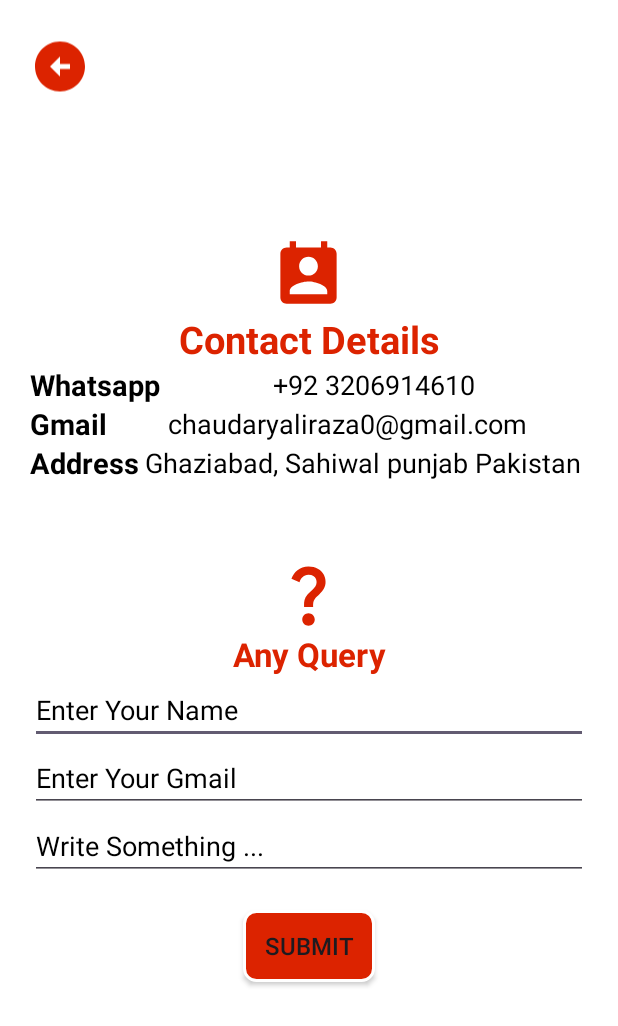
After one commit to whyyali/mobile_portfolio_app, an Android app: the ContactActivity screen opened directly, with no data from a screen before it, on a phone screen of 412 x 824 dp. The commit adds this screen. Shown: the top 1026 px of the screen. Run offline under Robolectric (Android 15) with nearby library versions, the phone set to English and light mode, and no system bars.

Commit message:
add more activities and design layout

```diff
--- /dev/null
+++ b/app/src/main/java/com/example/portfolioapp/ContactActivity.kt
@@ -0,0 +1,19 @@
+package com.example.portfolioapp
+
+import android.content.Intent
+import androidx.appcompat.app.AppCompatActivity
+import android.os.Bundle
+import android.widget.ImageView
+
+class ContactActivity : AppCompatActivity() {
+    override fun onCreate(savedInstanceState: Bundle?) {
+        super.onCreate(savedInstanceState)
+        setContentView(R.layout.activity_contact)
+
+        val backToHomeButton = findViewById<ImageView>(R.id.backButton);
+        backToHomeButton.setOnClickListener {
+            val intent = Intent(this, MainActivity::class.java);
+            startActivity(intent)
+        }
+    }
+}
--- a/app/src/main/res/drawable/background_btn.xml
+++ b/app/src/main/res/drawable/background_btn.xml
@@ -3,5 +3,4 @@
     <solid android:color="@color/red"></solid>
     <corners android:radius="8sp"></corners>
     <stroke android:color="@color/white" android:width="2sp"></stroke>
-    <padding android:right="10dp" android:left="10dp"></padding>
 </shape>
--- /dev/null
+++ b/app/src/main/res/drawable/baseline_arrow.xml
@@ -0,0 +1,5 @@
+<vector android:height="24dp" android:tint="#DC2300"
+    android:viewportHeight="24" android:viewportWidth="24"
+    android:width="24dp" xmlns:android="http://schemas.android.com/apk/res/android">
+    <path android:fillColor="@android:color/white" android:pathData="M2,12c0,5.52 4.48,10 10,10s10,-4.48 10,-10c0,-5.52 -4.48,-10 -10,-10C6.48,2 2,6.48 2,12zM12,11l4,0v2l-4,0l0,3l-4,-4l4,-4L12,11z"/>
+</vector>
--- /dev/null
+++ b/app/src/main/res/drawable/baseline_contact.xml
@@ -0,0 +1,5 @@
+<vector android:height="24dp" android:tint="#DC2300"
+    android:viewportHeight="24" android:viewportWidth="24"
+    android:width="24dp" xmlns:android="http://schemas.android.com/apk/res/android">
+    <path android:fillColor="@android:color/white" android:pathData="M19,3h-1L18,1h-2v2L8,3L8,1L6,1v2L5,3c-1.11,0 -2,0.9 -2,2v14c0,1.1 0.89,2 2,2h14c1.1,0 2,-0.9 2,-2L21,5c0,-1.1 -0.9,-2 -2,-2zM12,6c1.66,0 3,1.34 3,3s-1.34,3 -3,3 -3,-1.34 -3,-3 1.34,-3 3,-3zM18,18L6,18v-1c0,-2 4,-3.1 6,-3.1s6,1.1 6,3.1v1z"/>
+</vector>
--- /dev/null
+++ b/app/src/main/res/drawable/baseline_laptop.xml
@@ -0,0 +1,5 @@
+<vector android:height="24dp" android:tint="#DC2300"
+    android:viewportHeight="24" android:viewportWidth="24"
+    android:width="24dp" xmlns:android="http://schemas.android.com/apk/res/android">
+    <path android:fillColor="@android:color/white" android:pathData="M20,18v-1c1.1,0 1.99,-0.9 1.99,-2L22,5c0,-1.1 -0.9,-2 -2,-2H4c-1.1,0 -2,0.9 -2,2v10c0,1.1 0.9,2 2,2v1H0v2h24v-2h-4zM4,5h16v10H4V5z"/>
+</vector>
--- /dev/null
+++ b/app/src/main/res/drawable/baseline_question.xml
@@ -0,0 +1,5 @@
+<vector android:height="24dp" android:tint="#DC2300"
+    android:viewportHeight="24" android:viewportWidth="24"
+    android:width="24dp" xmlns:android="http://schemas.android.com/apk/res/android">
+    <path android:fillColor="@android:color/white" android:pathData="M11.07,12.85c0.77,-1.39 2.25,-2.21 3.11,-3.44c0.91,-1.29 0.4,-3.7 -2.18,-3.7c-1.69,0 -2.52,1.28 -2.87,2.34L6.54,6.96C7.25,4.83 9.18,3 11.99,3c2.35,0 3.96,1.07 4.78,2.41c0.7,1.15 1.11,3.3 0.03,4.9c-1.2,1.77 -2.35,2.31 -2.97,3.45c-0.25,0.46 -0.35,0.76 -0.35,2.24h-2.89C10.58,15.22 10.46,13.95 11.07,12.85zM14,20c0,1.1 -0.9,2 -2,2s-2,-0.9 -2,-2c0,-1.1 0.9,-2 2,-2S14,18.9 14,20z"/>
+</vector>
--- /dev/null
+++ b/app/src/main/res/drawable/baseline_school_24.xml
@@ -0,0 +1,5 @@
+<vector android:height="24dp" android:tint="#DC2300"
+    android:viewportHeight="24" android:viewportWidth="24"
+    android:width="24dp" xmlns:android="http://schemas.android.com/apk/res/android">
+    <path android:fillColor="@android:color/white" android:pathData="M5,13.18v4L12,21l7,-3.82v-4L12,17l-7,-3.82zM12,3L1,9l11,6 9,-4.91V17h2V9L12,3z"/>
+</vector>
--- /dev/null
+++ b/app/src/main/res/layout/activity_contact.xml
@@ -0,0 +1,180 @@
+<?xml version="1.0" encoding="utf-8"?>
+<androidx.constraintlayout.widget.ConstraintLayout xmlns:android="http://schemas.android.com/apk/res/android"
+    xmlns:app="http://schemas.android.com/apk/res-auto"
+    xmlns:tools="http://schemas.android.com/tools"
+    android:layout_width="match_parent"
+    android:layout_height="match_parent"
+    tools:context=".ContactActivity">
+
+    <LinearLayout
+        android:layout_width="match_parent"
+        android:layout_height="match_parent"
+        android:orientation="vertical"
+        android:background="@color/white"
+        app:layout_constraintBottom_toBottomOf="parent"
+        app:layout_constraintEnd_toEndOf="parent"
+        app:layout_constraintStart_toStartOf="parent"
+        app:layout_constraintTop_toTopOf="parent"
+        android:weightSum="2"
+        >
+        <ImageView
+            android:id="@+id/backButton"
+            android:layout_width="40dp"
+            android:layout_height="40dp"
+            android:src="@drawable/baseline_arrow"
+            android:layout_marginStart="20sp"
+            android:layout_marginTop="20sp"
+            android:layout_weight="0.1"
+            />
+        <LinearLayout
+            android:layout_width="match_parent"
+            android:layout_height="wrap_content"
+            android:orientation="vertical"
+            android:layout_marginTop="70dp"
+            android:layout_weight="1.9"
+            android:layout_marginStart="20sp"
+            android:layout_marginEnd="20sp"
+            android:gravity="center_horizontal"
+            >
+            <ImageView
+                android:layout_width="50dp"
+                android:layout_height="50dp"
+                android:src="@drawable/baseline_contact"
+                android:layout_marginTop="20sp"
+                />
+            <TextView
+                android:layout_width="match_parent"
+                android:layout_height="wrap_content"
+                android:text="Contact Details"
+                android:gravity="center"
+                android:textSize="25sp"
+                android:textColor="@color/red"
+                android:textStyle="bold"
+                />
+            <LinearLayout
+                android:layout_width="match_parent"
+                android:layout_height="wrap_content"
+                android:orientation="horizontal"
+                android:gravity="center"
+                android:weightSum="2"
+                >
+                <TextView
+                    android:layout_width="wrap_content"
+                    android:layout_height="wrap_content"
+                    android:text="Whatsapp"
+                    android:layout_weight="1"
+                    android:textSize="19sp"
+                    android:textStyle="bold"
+                    android:textColor="@color/black"
+                    />
+                <TextView
+                    android:layout_width="wrap_content"
+                    android:layout_height="wrap_content"
+                    android:layout_weight="1"
+                    android:text="+92 3206914610"
+                    android:textSize="18sp"
+                    android:textColor="@color/black"
+                    />
+            </LinearLayout>
+            <LinearLayout
+                android:layout_width="match_parent"
+                android:layout_height="wrap_content"
+                android:orientation="horizontal"
+                android:gravity="center"
+                android:weightSum="2"
+                >
+                <TextView
+                    android:layout_width="wrap_content"
+                    android:layout_height="wrap_content"
+                    android:text="Gmail"
+                    android:layout_weight="1"
+                    android:textSize="19sp"
+                    android:textStyle="bold"
+                    android:textColor="@color/black"
+                    />
+                <TextView
+                    android:layout_width="wrap_content"
+                    android:layout_height="wrap_content"
+                    android:layout_weight="1"
+                    android:text="chaudaryaliraza0@gmail.com"
+                    android:textSize="18sp"
+                    android:textColor="@color/black"
+                    />
+            </LinearLayout>
+            <LinearLayout
+                android:layout_width="match_parent"
+                android:layout_height="wrap_content"
+                android:orientation="horizontal"
+                android:gravity="center"
+                android:weightSum="2"
+                >
+                <TextView
+                    android:layout_width="wrap_content"
+                    android:layout_height="wrap_content"
+                    android:text="Address"
+                    android:layout_weight="1"
+                    android:textSize="19sp"
+                    android:textStyle="bold"
+                    android:textColor="@color/black"
+                    />
+                <TextView
+                    android:layout_width="wrap_content"
+                    android:layout_height="wrap_content"
+                    android:layout_weight="1"
+                    android:text="Ghaziabad, Sahiwal punjab Pakistan"
+                    android:textSize="18sp"
+                    android:textColor="@color/black"
+                    />
+
+            </LinearLayout>
+
+            <ImageView
+                android:layout_width="50dp"
+                android:layout_height="50dp"
+                android:src="@drawable/baseline_question"
+                android:layout_marginTop="50sp"
+                />
+            <TextView
+                    android:layout_width="match_parent"
+                    android:layout_height="wrap_content"
+                    android:text="Any Query"
+                    android:textStyle="bold"
+                    android:textSize="22sp"
+                    android:gravity="center"
+                    android:textColor="@color/red"
+                    />
+            <EditText
+                   android:id="@+id/userName"
+                   android:layout_width="match_parent"
+                   android:layout_height="wrap_content"
+                   android:hint="Enter Your Name "
+                   android:textColorHint="@color/black"
+                   />
+
+            <EditText
+                android:id="@+id/userGmail"
+                android:layout_width="match_parent"
+                android:layout_height="wrap_content"
+                android:hint="Enter Your Gmail "
+                android:textColorHint="@color/black"
+                />
+            <EditText
+                android:id="@+id/userMsg"
+                android:layout_width="match_parent"
+                android:layout_height="wrap_content"
+                android:hint="Write Something ... "
+                android:textColorHint="@color/black"
+                />
+            <androidx.appcompat.widget.AppCompatButton
+                android:id="@+id/submitButton"
+                android:layout_width="wrap_content"
+                android:layout_height="wrap_content"
+                android:text="Submit"
+                android:background="@drawable/background_btn"
+                android:layout_marginTop="20sp"
+                android:textSize="16sp"
+                />
+        </LinearLayout>
+    </LinearLayout>
+
+</androidx.constraintlayout.widget.ConstraintLayout>
```
Also changed, not shown: app/src/main/AndroidManifest.xml (+12 -0 lines), app/src/main/java/com/example/portfolioapp/EducationalActivity.kt (added, +20 -0 lines), app/src/main/java/com/example/portfolioapp/MainActivity.kt (+28 -0 lines), app/src/main/java/com/example/portfolioapp/ServicesActivity.kt (added, +19 -0 lines), app/src/main/java/com/example/portfolioapp/SkillsActivity.kt (added, +20 -0 lines), app/src/main/res/layout/activity_educational.xml (added, +142 -0 lines), app/src/main/res/layout/activity_main.xml (+41 -23 lines), app/src/main/res/layout/activity_services.xml (added, +74 -0 lines), app/src/main/res/layout/activity_skills.xml (added, +128 -0 lines), app/src/main/res/values/strings.xml (+6 -1 lines).
